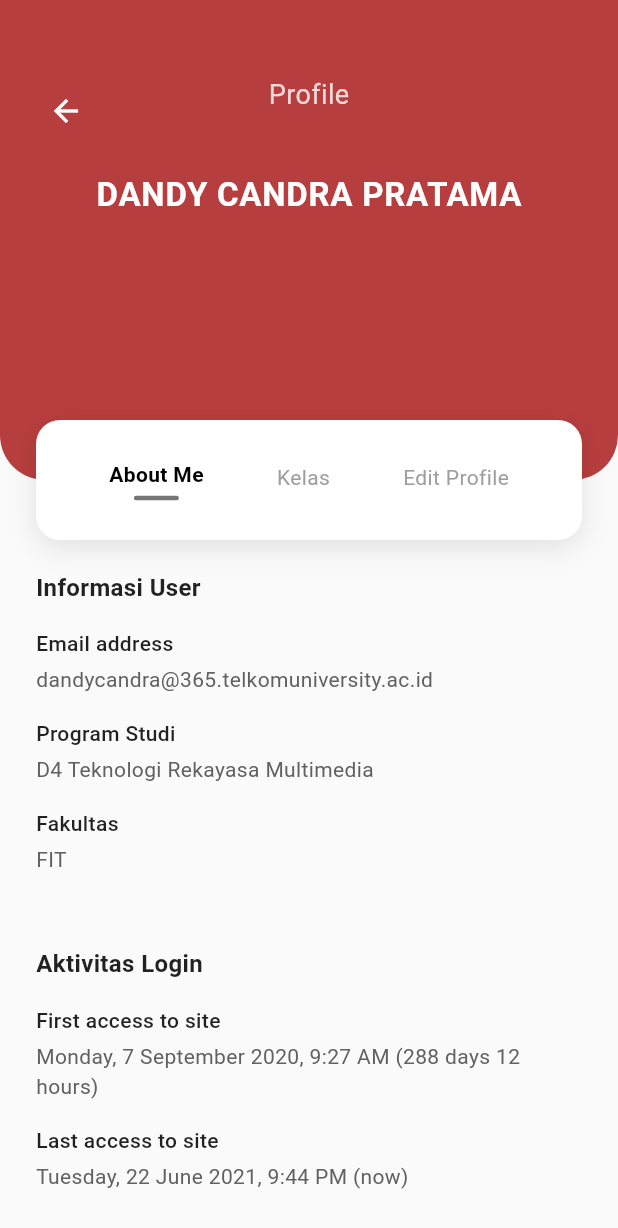
After one commit to Raihangozaliputra/learningsistem, a Flutter app: the ProfileScreen screen opened directly, on a phone screen of 412 x 824 dp. The commit adds this screen. Shown: the top 1228 px of the screen. Run offline on Flutter 3.47's test engine with Material 3 defaults, Android fonts, the light colour scheme and no system bars.

Commit message:
nambah profile

```diff
--- a/lib/home_screen.dart
+++ b/lib/home_screen.dart
@@ -1,4 +1,5 @@
 import 'package:flutter/material.dart';
+import 'profile_screen.dart';
 
 class HomeScreen extends StatefulWidget {
   const HomeScreen({super.key});
@@ -86,10 +87,18 @@ class HomeTab extends StatelessWidget {
                 ],
               ),
               const Spacer(),
-              const CircleAvatar(
-                radius: 24,
-                backgroundColor: Color(0xFFB73E3E),
-                child: Icon(Icons.person, color: Colors.white),
+              GestureDetector(
+                onTap: () {
+                  Navigator.push(
+                    context,
+                    MaterialPageRoute(builder: (context) => const ProfileScreen()),
+                  );
+                },
+                child: const CircleAvatar(
+                  radius: 24,
+                  backgroundColor: Color(0xFFB73E3E),
+                  child: Icon(Icons.person, color: Colors.white),
+                ),
               ),
             ],
           ),
--- /dev/null
+++ b/lib/profile_screen.dart
@@ -0,0 +1,243 @@
+import 'package:flutter/material.dart';
+
+class ProfileScreen extends StatefulWidget {
+  const ProfileScreen({super.key});
+
+  @override
+  State<ProfileScreen> createState() => _ProfileScreenState();
+}
+
+class _ProfileScreenState extends State<ProfileScreen> {
+  int _selectedTab = 0;
+
+  @override
+  Widget build(BuildContext context) {
+    return Scaffold(
+      backgroundColor: Colors.grey[50], // Light background
+      body: SingleChildScrollView(
+        child: Column(
+          children: [
+            Stack(
+              clipBehavior: Clip.none,
+              alignment: Alignment.center,
+              children: [
+                // 1. Red Header Background
+                Container(
+                  height: 320,
+                  width: double.infinity,
+                  decoration: const BoxDecoration(
+                    color: Color(0xFFB73E3E), // Match the red tone
+                    borderRadius: BorderRadius.only(
+                      bottomLeft: Radius.circular(30),
+                      bottomRight: Radius.circular(30),
+                    ),
+                  ),
+                  child: Column(
+                    mainAxisAlignment: MainAxisAlignment.center,
+                    children: [
+                      const Center(
+                        child: Text(
+                          'DANDY CANDRA PRATAMA',
+                          style: TextStyle(
+                            color: Colors.white,
+                            fontSize: 22,
+                            fontWeight: FontWeight.bold,
+                            letterSpacing: 0.5,
+                          ),
+                        ),
+                      ),
+                       // Adjust position if needed
+                       const SizedBox(height: 60),
+                    ],
+                  ),
+                ),
+
+                // 2. Floating Tab Card
+                Positioned(
+                  bottom: -40,
+                  left: 24,
+                  right: 24,
+                  child: Container(
+                    height: 80,
+                    decoration: BoxDecoration(
+                      color: Colors.white,
+                      borderRadius: BorderRadius.circular(16),
+                      boxShadow: [
+                        BoxShadow(
+                          color: Colors.black.withOpacity(0.1),
+                          blurRadius: 15,
+                          offset: const Offset(0, 5),
+                        ),
+                      ],
+                    ),
+                    child: Row(
+                      mainAxisAlignment: MainAxisAlignment.spaceEvenly,
+                      children: [
+                        _buildTabItem(0, 'About Me'),
+                        _buildTabItem(1, 'Kelas'),
+                        _buildTabItem(2, 'Edit Profile'),
+                      ],
+                    ),
+                  ),
+                ),
+
+                // Back Button (Optional, since it wasn't explicitly shown but usually needed)
+                Positioned(
+                  top: 50,
+                  left: 20,
+                  child: IconButton(
+                    icon: const Icon(Icons.arrow_back, color: Colors.white),
+                    onPressed: () => Navigator.pop(context),
+                  ),
+                ),
+                 Positioned(
+                  top: 50,
+                  left: 0,
+                  right: 0,
+                  child: Center(
+                    child: Text(
+                      'Profile',
+                      style: TextStyle(
+                        color: Colors.white.withOpacity(0.8),
+                        fontSize: 18,
+                      ),
+                    ),
+                  ),
+                ),
+
+              ],
+            ),
+            const SizedBox(height: 60), // Space for the floating card
+
+            // 3. Content Section (About Me)
+            if (_selectedTab == 0) ...[
+              Padding(
+                padding: const EdgeInsets.symmetric(horizontal: 24),
+                child: Column(
+                  crossAxisAlignment: CrossAxisAlignment.start,
+                  children: [
+                    const Text(
+                      'Informasi User',
+                      style: TextStyle(
+                        fontSize: 16,
+                        fontWeight: FontWeight.bold,
+                        color: Colors.black87,
+                      ),
+                    ),
+                    const SizedBox(height: 16),
+                    _buildInfoItem('Email address', 'dandycandra@365.telkomuniversity.ac.id'),
+                    _buildInfoItem('Program Studi', 'D4 Teknologi Rekayasa Multimedia'),
+                    _buildInfoItem('Fakultas', 'FIT'),
+                    const SizedBox(height: 32),
+                    const Text(
+                      'Aktivitas Login',
+                      style: TextStyle(
+                        fontSize: 16,
+                        fontWeight: FontWeight.bold,
+                        color: Colors.black87,
+                      ),
+                    ),
+                    const SizedBox(height: 16),
+                    _buildInfoItem('First access to site', 'Monday, 7 September 2020, 9:27 AM (288 days 12 hours)'),
+                    _buildInfoItem('Last access to site', 'Tuesday, 22 June 2021, 9:44 PM (now)'),
+
+                    const SizedBox(height: 40),
+
+                    // Log Out Button
+                    Align(
+                      alignment: Alignment.centerRight,
+                      child: ElevatedButton(
+                        onPressed: () {},
+                        style: ElevatedButton.styleFrom(
+                          backgroundColor: const Color(0xFFB73E3E),
+                          padding: const EdgeInsets.symmetric(horizontal: 32, vertical: 12),
+                          shape: RoundedRectangleBorder(
+                            borderRadius: BorderRadius.circular(12),
+                          ),
+                          elevation: 0,
+                        ),
+                        child: const Text(
+                          'Log Out',
+                          style: TextStyle(
+                            color: Colors.white,
+                            fontWeight: FontWeight.bold,
+                          ),
+                        ),
+                      ),
+                    ),
+                     const SizedBox(height: 40),
+                  ],
+                ),
+              ),
+            ] else if (_selectedTab == 1) ...[
+               const SizedBox(height: 100, child: Center(child: Text('Kelas Content'))),
+            ] else ...[
+               const SizedBox(height: 100, child: Center(child: Text('Edit Profile Content'))),
+            ],
+          ],
+        ),
+      ),
+    );
+  }
+
+  Widget _buildTabItem(int index, String title) {
+    final bool isSelected = _selectedTab == index;
+    return GestureDetector(
+      onTap: () {
+        setState(() {
+          _selectedTab = index;
+        });
+      },
+      child: Column(
+        mainAxisAlignment: MainAxisAlignment.center,
+        children: [
+          Text(
+            title,
+            style: TextStyle(
+              color: isSelected ? Colors.black : Colors.grey,
+              fontWeight: isSelected ? FontWeight.bold : FontWeight.normal,
+              fontSize: 14,
+            ),
+          ),
+          const SizedBox(height: 4),
+          if (isSelected)
+            Container(
+              height: 3,
+              width: 30,
+              decoration: BoxDecoration(
+                color: Colors.grey[600],
+                borderRadius: BorderRadius.circular(2),
+              ),
+            ),
+        ],
+      ),
+    );
+  }
+
+  Widget _buildInfoItem(String label, String value) {
+    return Padding(
+      padding: const EdgeInsets.only(bottom: 16),
+      child: Column(
+        crossAxisAlignment: CrossAxisAlignment.start,
+        children: [
+          Text(
+            label,
+            style: TextStyle(
+              color: Colors.black87,
+              fontSize: 14,
+              fontWeight: FontWeight.w500,
+            ),
+          ),
+          const SizedBox(height: 4),
+          Text(
+            value,
+            style: TextStyle(
+              color: Colors.grey[700],
+              fontSize: 14,
+            ),
+          ),
+        ],
+      ),
+    );
+  }
+}
```
